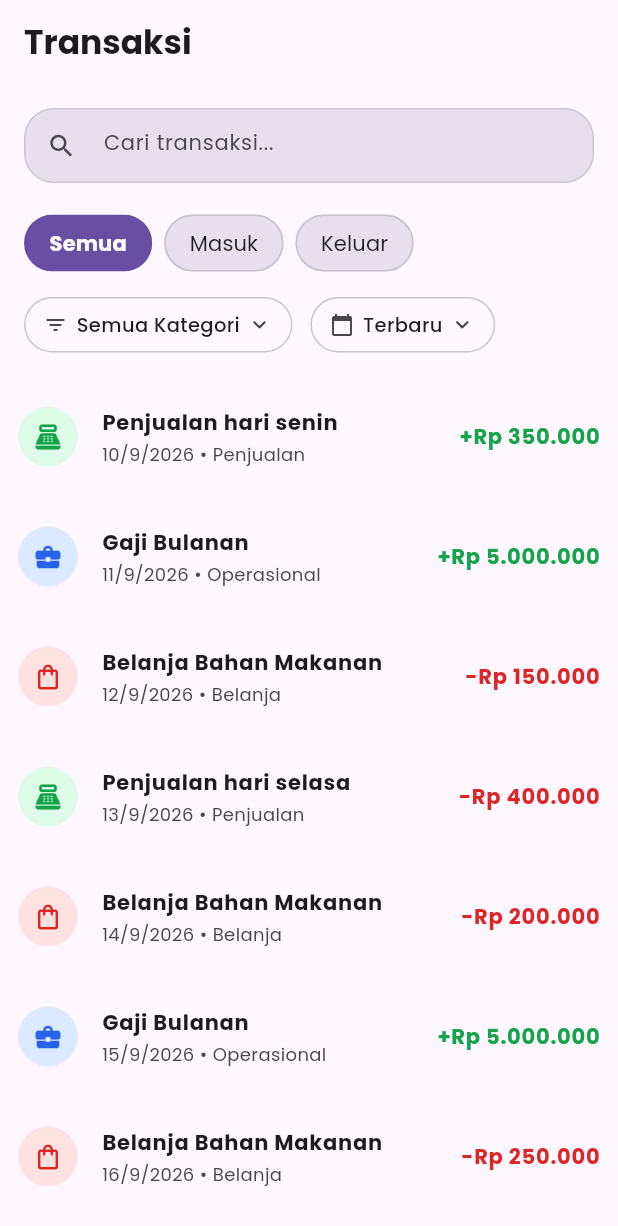
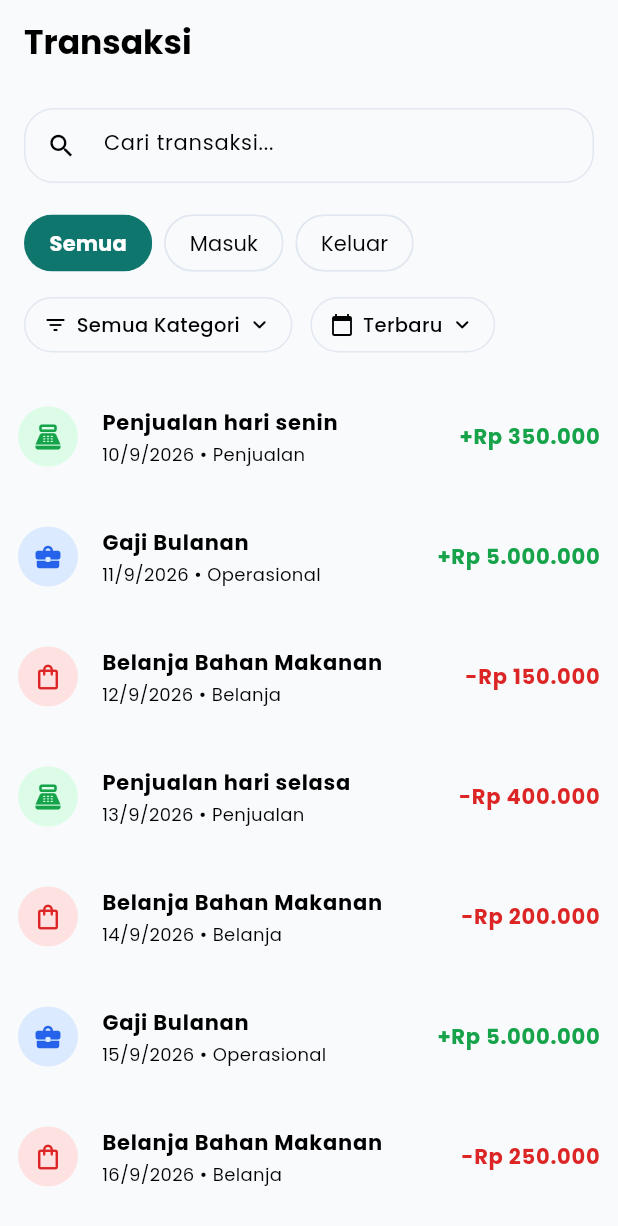
Before and after one commit to fachturrpl1/tallo, a Flutter app: the screen it shows after launch, on a phone screen of 412 x 824 dp. Shown: the top 1226 px of the screen. Run offline on Flutter 3.47's test engine with Material 3 defaults, Android fonts, the phone set to English and light mode, and no system bars; our stand-ins replace google_fonts, shared_preferences.

Commit message:
fix(main): del the theme that override main theme

```diff
--- a/lib/main.dart
+++ b/lib/main.dart
@@ -1,9 +1,7 @@
 import 'package:flutter/material.dart';
-import 'package:google_fonts/google_fonts.dart';
 import 'package:tallo/features/pages/splashscreen.dart';
 import 'features/models/transactions.dart';
-import 'features/pages/transactions_page.dart';
-import 'core/theme/app_colors.dart';
+import 'core/theme/app_theme.dart';
 
 void main() {
   runApp(const TalloApp());
@@ -78,16 +76,9 @@ class TalloApp extends StatelessWidget {
   Widget build(BuildContext context) {
     return MaterialApp(
       debugShowCheckedModeBanner: false,
-      theme: ThemeData(
-        extensions: const <ThemeExtension<dynamic>>[
-          AppColors.light,
-        ],
-        textTheme: GoogleFonts.poppinsTextTheme()
-      ),
-      themeMode: ThemeMode.light,
-      // themeMode: ThemeMode.dark,
-      // themeMode: ThemeMode.system,
-
+      theme: AppTheme.light,
+      darkTheme: AppTheme.dark,
+      themeMode: ThemeMode.system,
       home: SplashScreen(transactionsList: transactionsList),
     );
   }
```
